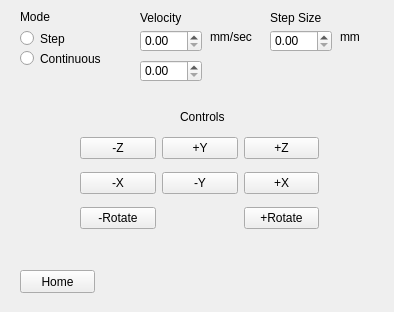
This is keyboardGUI.ui in BYUCamachoLab/autogator as Qt 5 draws it before an edit. The edited form follows.
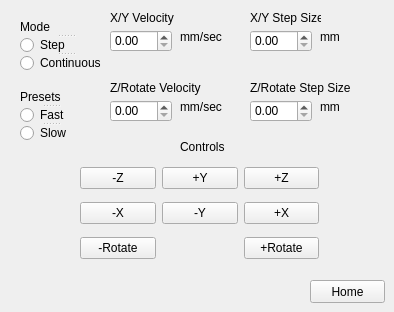
This is the edited form.

Commit message: Keyboard GUI is working

Diff of the .ui file:
```diff
--- a/keyboardGUI.ui
+++ b/keyboardGUI.ui
@@ -19,7 +19,7 @@
   <widget class="QDoubleSpinBox" name="velocitySpinBox">
    <property name="geometry">
     <rect>
-     <x>140</x>
+     <x>110</x>
      <y>30</y>
      <width>62</width>
      <height>22</height>
@@ -29,43 +29,14 @@
   <widget class="QLabel" name="label">
    <property name="geometry">
     <rect>
-     <x>140</x>
+     <x>110</x>
      <y>10</y>
-     <width>71</width>
-     <height>16</height>
-    </rect>
-   </property>
-   <property name="text">
-    <string>Velocity</string>
-   </property>
-  </widget>
-  <widget class="QRadioButton" name="stepRadio">
-   <property name="geometry">
-    <rect>
-     <x>20</x>
-     <y>30</y>
-     <width>82</width>
-     <height>17</height>
-    </rect>
-   </property>
-   <property name="text">
-    <string>Step</string>
-   </property>
-   <attribute name="buttonGroup">
-    <string notr="true">modeSelector</string>
-   </attribute>
-  </widget>
-  <widget class="QRadioButton" name="continuousRadio">
-   <property name="geometry">
-    <rect>
-     <x>20</x>
-     <y>50</y>
      <width>101</width>
-     <height>17</height>
+     <height>16</height>
     </rect>
    </property>
    <property name="text">
-    <string>Continuous</string>
+    <string>X/Y Velocity</string>
    </property>
    <attribute name="buttonGroup">
     <string notr="true">modeSelector</string>
@@ -74,20 +45,20 @@
   <widget class="QLabel" name="label_2">
    <property name="geometry">
     <rect>
-     <x>270</x>
+     <x>250</x>
      <y>10</y>
      <width>71</width>
      <height>16</height>
     </rect>
    </property>
    <property name="text">
-    <string>Step Size</string>
+    <string>X/Y Step Size</string>
    </property>
   </widget>
   <widget class="QDoubleSpinBox" name="stepSpinBox">
    <property name="geometry">
     <rect>
-     <x>270</x>
+     <x>250</x>
      <y>30</y>
      <width>62</width>
      <height>22</height>
@@ -97,7 +68,7 @@
   <widget class="QLabel" name="label_3">
    <property name="geometry">
     <rect>
-     <x>210</x>
+     <x>180</x>
      <y>30</y>
      <width>47</width>
      <height>13</height>
@@ -110,7 +81,7 @@
   <widget class="QLabel" name="label_4">
    <property name="geometry">
     <rect>
-     <x>340</x>
+     <x>320</x>
      <y>30</y>
      <width>47</width>
      <height>13</height>
@@ -120,24 +91,11 @@
     <string>mm</string>
    </property>
   </widget>
-  <widget class="QLabel" name="label_5">
-   <property name="geometry">
-    <rect>
-     <x>20</x>
-     <y>10</y>
-     <width>47</width>
-     <height>13</height>
-    </rect>
-   </property>
-   <property name="text">
-    <string>Mode</string>
-   </property>
-  </widget>
   <widget class="QLabel" name="label_6">
    <property name="geometry">
     <rect>
      <x>180</x>
-     <y>110</y>
+     <y>140</y>
      <width>47</width>
      <height>13</height>
     </rect>
@@ -149,8 +107,8 @@
   <widget class="QPushButton" name="HOME">
    <property name="geometry">
     <rect>
-     <x>20</x>
-     <y>270</y>
+     <x>310</x>
+     <y>280</y>
      <width>75</width>
      <height>23</height>
     </rect>
@@ -163,7 +121,7 @@
    <property name="geometry">
     <rect>
      <x>80</x>
-     <y>130</y>
+     <y>160</y>
      <width>239</width>
      <height>109</height>
     </rect>
@@ -291,13 +249,143 @@
   <widget class="QDoubleSpinBox" name="doubleSpinBox">
    <property name="geometry">
     <rect>
-     <x>140</x>
-     <y>60</y>
+     <x>110</x>
+     <y>100</y>
      <width>62</width>
      <height>22</height>
     </rect>
    </property>
   </widget>
+  <widget class="QLabel" name="label_7">
+   <property name="geometry">
+    <rect>
+     <x>180</x>
+     <y>100</y>
+     <width>47</width>
+     <height>13</height>
+    </rect>
+   </property>
+   <property name="text">
+    <string>mm/sec</string>
+   </property>
+  </widget>
+  <widget class="QLabel" name="label_8">
+   <property name="geometry">
+    <rect>
+     <x>110</x>
+     <y>80</y>
+     <width>101</width>
+     <height>16</height>
+    </rect>
+   </property>
+   <property name="text">
+    <string>Z/Rotate Velocity</string>
+   </property>
+  </widget>
+  <widget class="QDoubleSpinBox" name="stepSpinBox_2">
+   <property name="geometry">
+    <rect>
+     <x>250</x>
+     <y>100</y>
+     <width>62</width>
+     <height>22</height>
+    </rect>
+   </property>
+  </widget>
+  <widget class="QLabel" name="label_10">
+   <property name="geometry">
+    <rect>
+     <x>320</x>
+     <y>100</y>
+     <width>47</width>
+     <height>13</height>
+    </rect>
+   </property>
+   <property name="text">
+    <string>mm</string>
+   </property>
+  </widget>
+  <widget class="QLabel" name="label_11">
+   <property name="geometry">
+    <rect>
+     <x>250</x>
+     <y>80</y>
+     <width>131</width>
+     <height>16</height>
+    </rect>
+   </property>
+   <property name="text">
+    <string>Z/Rotate Step Size</string>
+   </property>
+  </widget>
+  <widget class="QSplitter" name="splitter">
+   <property name="geometry">
+    <rect>
+     <x>20</x>
+     <y>90</y>
+     <width>61</width>
+     <height>51</height>
+    </rect>
+   </property>
+   <property name="orientation">
+    <enum>Qt::Vertical</enum>
+   </property>
+   <widget class="QLabel" name="label_9">
+    <property name="text">
+     <string>Presets</string>
+    </property>
+   </widget>
+   <widget class="QRadioButton" name="fastRadio">
+    <property name="text">
+     <string>Fast</string>
+    </property>
+    <attribute name="buttonGroup">
+     <string notr="true">presetSelector</string>
+    </attribute>
+   </widget>
+   <widget class="QRadioButton" name="slowRadio">
+    <property name="text">
+     <string>Slow</string>
+    </property>
+    <attribute name="buttonGroup">
+     <string notr="true">presetSelector</string>
+    </attribute>
+   </widget>
+  </widget>
+  <widget class="QSplitter" name="splitter_2">
+   <property name="geometry">
+    <rect>
+     <x>20</x>
+     <y>20</y>
+     <width>91</width>
+     <height>51</height>
+    </rect>
+   </property>
+   <property name="orientation">
+    <enum>Qt::Vertical</enum>
+   </property>
+   <widget class="QLabel" name="label_5">
+    <property name="text">
+     <string>Mode</string>
+    </property>
+   </widget>
+   <widget class="QRadioButton" name="stepRadio">
+    <property name="text">
+     <string>Step</string>
+    </property>
+    <attribute name="buttonGroup">
+     <string notr="true">modeSelector</string>
+    </attribute>
+   </widget>
+   <widget class="QRadioButton" name="continuousRadio">
+    <property name="text">
+     <string>Continuous</string>
+    </property>
+    <attribute name="buttonGroup">
+     <string notr="true">modeSelector</string>
+    </attribute>
+   </widget>
+  </widget>
  </widget>
  <resources/>
  <connections/>
```
Left out of the diff: 6 changed lines with no effect on the pictures. The commit also changes 1 other file.
